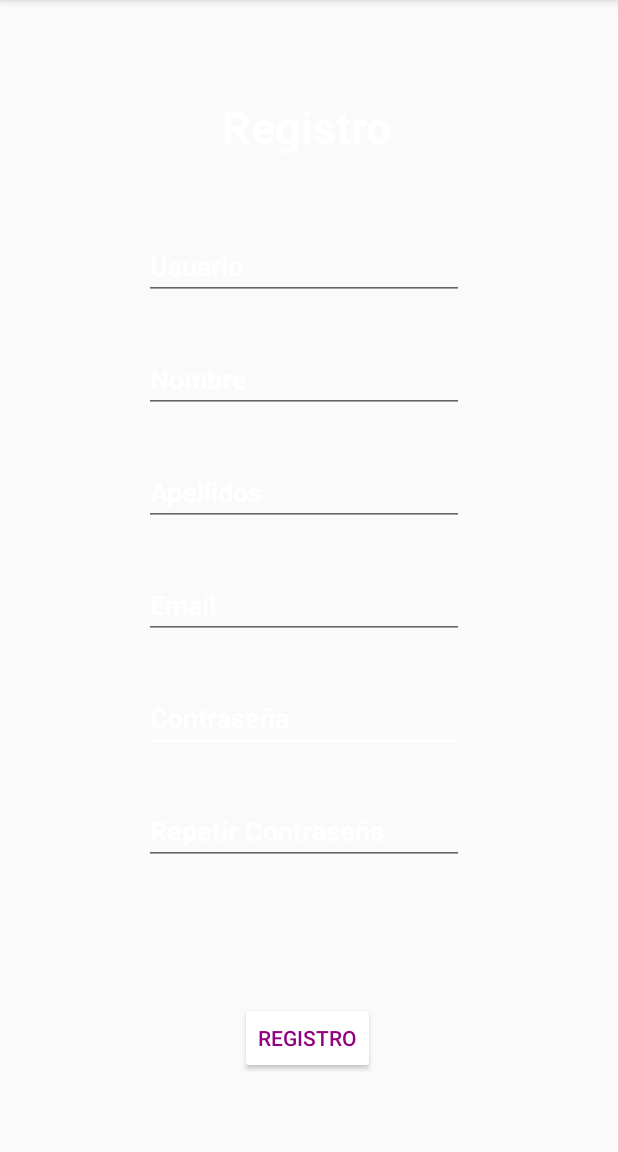
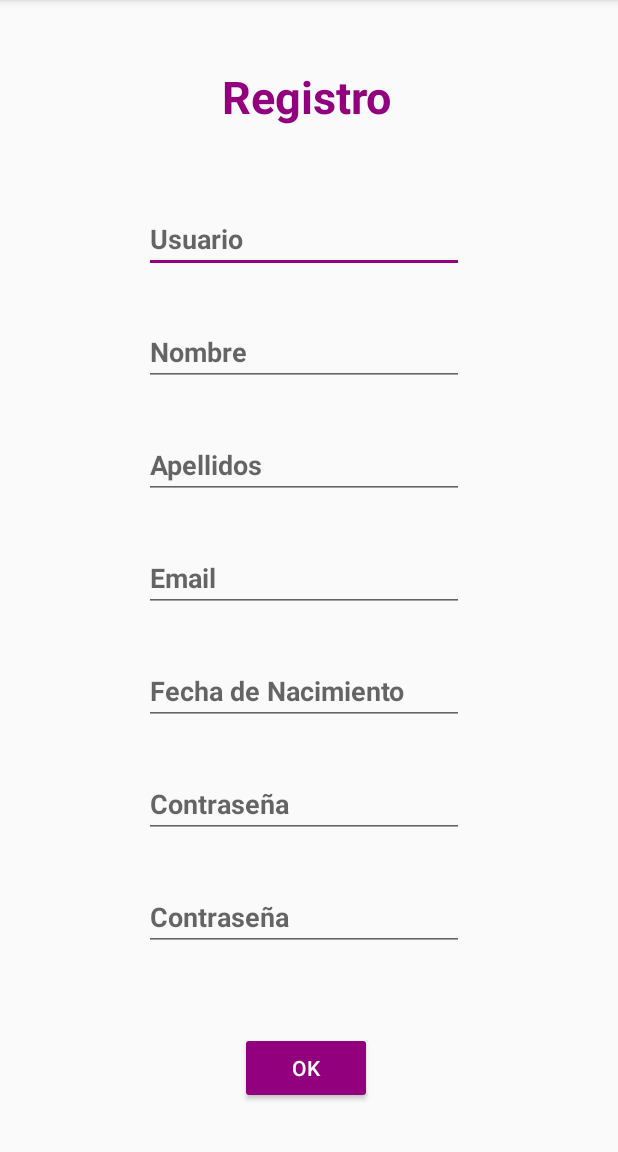
Before and after one commit to frankrb/Evoy, an Android app: the Registro screen opened directly, with no data from a screen before it, on a phone screen of 412 x 824 dp, the part 84-1236 px from its top. Run offline under Robolectric (Android 15) with nearby library versions, the phone set to English and light mode, and no system bars.

Commit message:
Añadidos cambios varios joder.

```diff
--- a/app/src/main/AndroidManifest.xml
+++ b/app/src/main/AndroidManifest.xml
@@ -7,6 +7,7 @@
     <uses-permission android:name="android.permission.READ_CONTACTS" />
     <uses-permission android:name="android.permission.READ_EXTERNAL_STORAGE" />
     <uses-permission android:name="android.permission.WRITE_EXTERNAL_STORAGE" />
+    <uses-permission android:name="android.permission.INTERNET"/>
 
     <application
         android:allowBackup="true"
--- a/app/src/main/res/layout/activity_registro.xml
+++ b/app/src/main/res/layout/activity_registro.xml
@@ -7,111 +7,128 @@
     tools:context=".Registro">
 
     <EditText
-        android:id="@+id/contrar"
+        android:id="@+id/ruser"
+        android:layout_width="wrap_content"
+        android:layout_height="wrap_content"
+        android:layout_marginStart="96dp"
+        android:layout_marginTop="52dp"
+        android:ems="10"
+        android:hint="Usuario"
+        android:inputType="textPersonName"
+        android:textColorLink="@color/colorPrimary"
+        android:textStyle="bold"
+        app:layout_constraintStart_toStartOf="parent"
+        app:layout_constraintTop_toBottomOf="@+id/textView2" />
+
+    <EditText
+        android:id="@+id/rname"
         android:layout_width="wrap_content"
         android:layout_height="wrap_content"
         android:layout_marginStart="96dp"
         android:layout_marginTop="30dp"
         android:ems="10"
+        android:hint="Nombre"
         android:inputType="textPersonName"
-        android:text="Contraseña"
-        android:textColor="@color/colorAccent"
+        android:textColorLink="@color/colorPrimary"
         android:textStyle="bold"
         app:layout_constraintStart_toStartOf="parent"
-        app:layout_constraintTop_toBottomOf="@+id/emailr" />
+        app:layout_constraintTop_toBottomOf="@+id/ruser" />
 
     <EditText
-        android:id="@+id/recontra"
+        android:id="@+id/rsurname"
         android:layout_width="wrap_content"
         android:layout_height="wrap_content"
         android:layout_marginStart="96dp"
         android:layout_marginTop="30dp"
         android:ems="10"
+        android:hint="Apellidos"
         android:inputType="textPersonName"
-        android:text="Repetir Contraseña"
-        android:textColor="@color/colorAccent"
+        android:textColorLink="@color/colorPrimary"
         android:textStyle="bold"
         app:layout_constraintStart_toStartOf="parent"
-        app:layout_constraintTop_toBottomOf="@+id/contrar" />
+        app:layout_constraintTop_toBottomOf="@+id/rname" />
 
     <EditText
-        android:id="@+id/apellidosr"
+        android:id="@+id/rbirth"
         android:layout_width="wrap_content"
         android:layout_height="wrap_content"
         android:layout_marginStart="96dp"
         android:layout_marginTop="30dp"
         android:ems="10"
+        android:hint="Fecha de Nacimiento"
         android:inputType="textPersonName"
-        android:text="Apellidos"
-        android:textColor="@color/colorAccent"
+        android:textColorLink="@color/colorPrimary"
         android:textStyle="bold"
         app:layout_constraintStart_toStartOf="parent"
-        app:layout_constraintTop_toBottomOf="@+id/nombrer" />
+        app:layout_constraintTop_toBottomOf="@+id/remail" />
 
     <EditText
-        android:id="@+id/emailr"
+        android:id="@+id/remail"
         android:layout_width="wrap_content"
         android:layout_height="wrap_content"
         android:layout_marginStart="96dp"
         android:layout_marginTop="30dp"
         android:ems="10"
+        android:hint="Email"
         android:inputType="textPersonName"
-        android:text="Email"
-        android:textColor="@color/colorAccent"
+        android:textColorLink="@color/colorPrimary"
         android:textStyle="bold"
         app:layout_constraintStart_toStartOf="parent"
-        app:layout_constraintTop_toBottomOf="@+id/apellidosr" />
+        app:layout_constraintTop_toBottomOf="@+id/rsurname" />
+
+    <EditText
+        android:id="@+id/rpass1"
+        android:layout_width="wrap_content"
+        android:layout_height="wrap_content"
+        android:layout_marginStart="96dp"
+        android:layout_marginTop="30dp"
+        android:ems="10"
+        android:hint="Contraseña"
+        android:inputType="textPassword"
+        android:textColor="@color/colorPrimary"
+        android:textColorLink="@color/colorPrimary"
+        android:textStyle="bold"
+        app:layout_constraintStart_toStartOf="parent"
+        app:layout_constraintTop_toBottomOf="@+id/rpass" />
+
+    <EditText
+        android:id="@+id/rpass"
+        android:layout_width="wrap_content"
+        android:layout_height="wrap_content"
+        android:layout_marginStart="96dp"
+        android:layout_marginTop="30dp"
+        android:ems="10"
+        android:hint="Contraseña"
+        android:inputType="textPassword"
+        android:textColor="@color/colorPrimary"
+        android:textColorLink="@color/colorPrimary"
+        android:textStyle="bold"
+        app:layout_constraintStart_toStartOf="parent"
+        app:layout_constraintTop_toBottomOf="@+id/rbirth" />
 
     <TextView
         android:id="@+id/textView2"
         android:layout_width="wrap_content"
         android:layout_height="wrap_content"
         android:layout_marginStart="148dp"
-        android:layout_marginTop="64dp"
+        android:layout_marginTop="44dp"
         android:text="Registro"
-        android:textColor="@color/colorAccent"
+        android:textColor="@color/colorPrimary"
         android:textSize="30sp"
         android:textStyle="bold"
         app:layout_constraintStart_toStartOf="parent"
         app:layout_constraintTop_toTopOf="parent" />
 
     <Button
-        android:id="@+id/registro2"
+        android:id="@+id/okbtn"
         android:layout_width="wrap_content"
         android:layout_height="wrap_content"
         android:layout_marginStart="160dp"
-        android:layout_marginBottom="52dp"
-        android:backgroundTint="@color/colorAccent"
-        android:text="Registro"
-        android:textColor="@color/colorPrimary"
+        android:layout_marginBottom="32dp"
+        android:backgroundTint="@color/colorPrimary"
+        android:text="OK"
+        android:textColor="@color/white"
         app:layout_constraintBottom_toBottomOf="parent"
         app:layout_constraintStart_toStartOf="parent" />
 
-    <EditText
-        android:id="@+id/usuarior"
-        android:layout_width="wrap_content"
-        android:layout_height="wrap_content"
-        android:layout_marginStart="96dp"
-        android:layout_marginTop="50dp"
-        android:ems="10"
-        android:inputType="textPersonName"
-        android:text="Usuario"
-        android:textColor="@color/colorAccent"
-        android:textStyle="bold"
-        app:layout_constraintStart_toStartOf="parent"
-        app:layout_constraintTop_toBottomOf="@+id/textView2" />
-
-    <EditText
-        android:id="@+id/nombrer"
-        android:layout_width="wrap_content"
-        android:layout_height="wrap_content"
-        android:layout_marginStart="96dp"
-        android:layout_marginTop="30dp"
-        android:ems="10"
-        android:inputType="textPersonName"
-        android:text="Nombre"
-        android:textColor="@color/colorAccent"
-        android:textStyle="bold"
-        app:layout_constraintStart_toStartOf="parent"
-        app:layout_constraintTop_toBottomOf="@+id/usuarior" />
 </android.support.constraint.ConstraintLayout>
--- a/app/src/main/res/values/colors.xml
+++ b/app/src/main/res/values/colors.xml
@@ -2,5 +2,6 @@
 <resources>
     <color name="colorPrimary">#92007D</color>
     <color name="colorPrimaryDark">#00574B</color>
-    <color name="colorAccent">#FFFFFF</color>
+    <color name="colorAccent">#92007D</color>
+    <color name ="white">#FFFFFF</color>
 </resources>
--- a/app/src/main/res/values/strings.xml
+++ b/app/src/main/res/values/strings.xml
@@ -17,4 +17,6 @@
     <string name="permission_rationale">"Contacts permissions are needed for providing email
         completions."
     </string>
+    <string name="error_form">Introduzca los datos correctamente</string>
+    <string name="contrasena">Contraseña</string>
 </resources>
```
Also changed, not shown: app/src/main/java/com/example/evoy/Evoy.java (+48 -1 lines), app/src/main/java/com/example/evoy/Login.java (+91 -1 lines), app/src/main/java/com/example/evoy/Registro.java (+183 -1 lines), app/src/main/java/com/example/evoy/conexionBDWebService.java (+5 -4 lines), app/src/main/java/com/example/evoy/controladorBDWebService.java (+6 -3 lines), app/src/main/res/layout/activity_login2.xml (+40 -40 lines), app/src/main/res/layout/activity_main.xml (+20 -10 lines), 1 other file.
